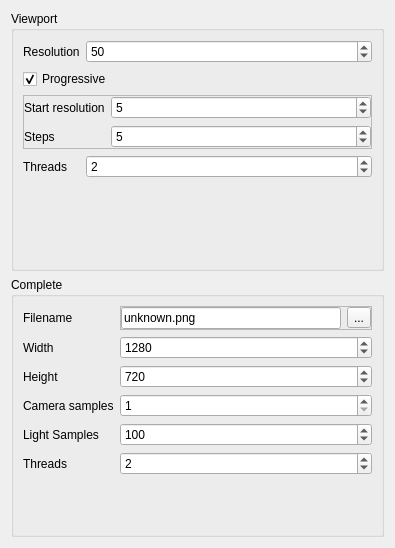
muji40k/computer_graphics, file course_proj/ui/form_preferences.ui: the form before one commit.
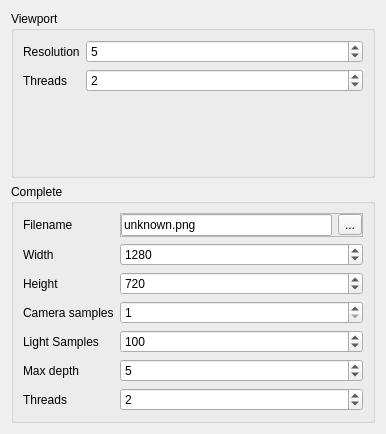
The form after the commit.

```diff
--- a/course_proj/ui/form_preferences.ui
+++ b/course_proj/ui/form_preferences.ui
@@ -6,8 +6,8 @@
    <rect>
     <x>0</x>
     <y>0</y>
-    <width>395</width>
-    <height>548</height>
+    <width>386</width>
+    <height>434</height>
    </rect>
   </property>
   <property name="windowTitle">
@@ -36,76 +36,18 @@
          <number>100</number>
         </property>
         <property name="value">
-         <number>50</number>
+         <number>5</number>
         </property>
        </widget>
       </item>
-      <item row="2" column="0" colspan="2">
-       <widget class="QFrame" name="frame_progressive">
-        <property name="frameShape">
-         <enum>QFrame::StyledPanel</enum>
-        </property>
-        <property name="frameShadow">
-         <enum>QFrame::Plain</enum>
-        </property>
-        <layout class="QFormLayout" name="formLayout_3">
-         <property name="leftMargin">
-          <number>0</number>
-         </property>
-         <property name="topMargin">
-          <number>0</number>
-         </property>
-         <property name="rightMargin">
-          <number>0</number>
-         </property>
-         <property name="bottomMargin">
-          <number>0</number>
-         </property>
-         <item row="0" column="0">
-          <widget class="QLabel" name="label">
-           <property name="text">
-            <string>Start resolution</string>
-           </property>
-          </widget>
-         </item>
-         <item row="0" column="1">
-          <widget class="QSpinBox" name="spinBox_start_resolution">
-           <property name="minimum">
-            <number>1</number>
-           </property>
-           <property name="value">
-            <number>5</number>
-           </property>
-          </widget>
-         </item>
-         <item row="1" column="0">
-          <widget class="QLabel" name="label_8">
-           <property name="text">
-            <string>Steps</string>
-           </property>
-          </widget>
-         </item>
-         <item row="1" column="1">
-          <widget class="QSpinBox" name="spinBox_resolution_steps">
-           <property name="minimum">
-            <number>1</number>
-           </property>
-           <property name="value">
-            <number>5</number>
-           </property>
-          </widget>
-         </item>
-        </layout>
-       </widget>
-      </item>
-      <item row="3" column="0">
+      <item row="1" column="0">
        <widget class="QLabel" name="label_2">
         <property name="text">
          <string>Threads</string>
         </property>
        </widget>
       </item>
-      <item row="3" column="1">
+      <item row="1" column="1">
        <widget class="QSpinBox" name="spinBox_threads_vp">
         <property name="minimum">
          <number>1</number>
@@ -118,16 +60,6 @@
         </property>
        </widget>
       </item>
-      <item row="1" column="0" colspan="2">
-       <widget class="QCheckBox" name="checkBox_progressive">
-        <property name="text">
-         <string>Progressive</string>
-        </property>
-        <property name="checked">
-         <bool>true</bool>
-        </property>
-       </widget>
-      </item>
      </layout>
     </widget>
    </item>
@@ -217,14 +149,14 @@
         </property>
        </widget>
       </item>
-      <item row="7" column="0">
+      <item row="8" column="0">
        <widget class="QLabel" name="label_9">
         <property name="text">
          <string>Threads</string>
         </property>
        </widget>
       </item>
-      <item row="7" column="1">
+      <item row="8" column="1">
        <widget class="QSpinBox" name="spinBox_threads_2">
         <property name="minimum">
          <number>1</number>
@@ -282,6 +214,29 @@
         </property>
        </widget>
       </item>
+      <item row="7" column="0">
+       <widget class="QLabel" name="label_8">
+        <property name="text">
+         <string>Max depth</string>
+        </property>
+       </widget>
+      </item>
+      <item row="7" column="1">
+       <widget class="QSpinBox" name="spinBox_light_max_depth">
+        <property name="minimum">
+         <number>1</number>
+        </property>
+        <property name="maximum">
+         <number>4000</number>
+        </property>
+        <property name="value">
+         <number>5</number>
+        </property>
+        <property name="displayIntegerBase">
+         <number>10</number>
+        </property>
+       </widget>
+      </item>
      </layout>
     </widget>
    </item>
```
